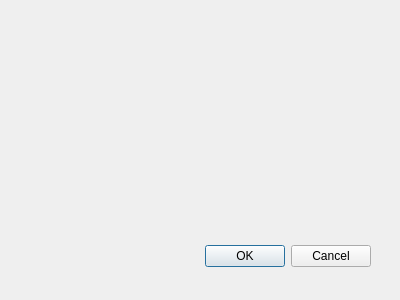
This is config.ui in ottyajp/bookcollection_manager as Qt 5 draws it before an edit. The edited form follows.
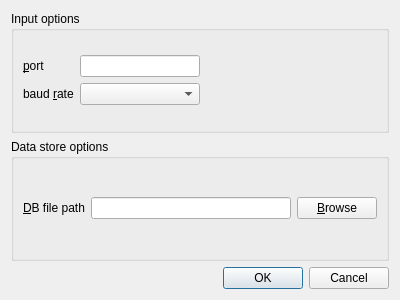
This is the edited form.

Commit message: 設定ファイルを読み書き

```diff
--- a/config.ui
+++ b/config.ui
@@ -15,22 +15,115 @@
   <property name="windowTitle">
    <string>Dialog</string>
   </property>
-  <widget class="QDialogButtonBox" name="buttonBox">
-   <property name="geometry">
-    <rect>
-     <x>30</x>
-     <y>240</y>
-     <width>341</width>
-     <height>32</height>
-    </rect>
-   </property>
-   <property name="orientation">
-    <enum>Qt::Horizontal</enum>
-   </property>
-   <property name="standardButtons">
-    <set>QDialogButtonBox::Cancel|QDialogButtonBox::Ok</set>
-   </property>
-  </widget>
+  <layout class="QGridLayout" name="gridLayout_3">
+   <item row="0" column="0">
+    <layout class="QVBoxLayout" name="verticalLayout_3">
+     <item>
+      <widget class="QGroupBox" name="groupBox">
+       <property name="title">
+        <string>Input options</string>
+       </property>
+       <layout class="QGridLayout" name="gridLayout">
+        <item row="0" column="0">
+         <layout class="QHBoxLayout" name="horizontalLayout">
+          <item>
+           <layout class="QVBoxLayout" name="verticalLayout">
+            <item>
+             <widget class="QLabel" name="label">
+              <property name="text">
+               <string>&amp;port</string>
+              </property>
+              <property name="buddy">
+               <cstring>devicePort</cstring>
+              </property>
+             </widget>
+            </item>
+            <item>
+             <widget class="QLabel" name="label_2">
+              <property name="text">
+               <string>baud &amp;rate</string>
+              </property>
+              <property name="buddy">
+               <cstring>baudRateCombo</cstring>
+              </property>
+             </widget>
+            </item>
+           </layout>
+          </item>
+          <item>
+           <layout class="QVBoxLayout" name="verticalLayout_2">
+            <item>
+             <widget class="QLineEdit" name="devicePort"/>
+            </item>
+            <item>
+             <widget class="QComboBox" name="baudRateCombo"/>
+            </item>
+           </layout>
+          </item>
+         </layout>
+        </item>
+        <item row="0" column="1">
+         <spacer name="horizontalSpacer">
+          <property name="orientation">
+           <enum>Qt::Horizontal</enum>
+          </property>
+          <property name="sizeHint" stdset="0">
+           <size>
+            <width>40</width>
+            <height>20</height>
+           </size>
+          </property>
+         </spacer>
+        </item>
+       </layout>
+      </widget>
+     </item>
+     <item>
+      <widget class="QGroupBox" name="groupBox_2">
+       <property name="title">
+        <string>Data store options</string>
+       </property>
+       <layout class="QGridLayout" name="gridLayout_2">
+        <item row="0" column="0">
+         <layout class="QHBoxLayout" name="horizontalLayout_2">
+          <item>
+           <widget class="QLabel" name="label_3">
+            <property name="text">
+             <string>&amp;DB file path</string>
+            </property>
+            <property name="buddy">
+             <cstring>dbFilePath</cstring>
+            </property>
+           </widget>
+          </item>
+          <item>
+           <widget class="QLineEdit" name="dbFilePath"/>
+          </item>
+          <item>
+           <widget class="QPushButton" name="browseButton">
+            <property name="text">
+             <string>&amp;Browse</string>
+            </property>
+           </widget>
+          </item>
+         </layout>
+        </item>
+       </layout>
+      </widget>
+     </item>
+     <item>
+      <widget class="QDialogButtonBox" name="buttonBox">
+       <property name="orientation">
+        <enum>Qt::Horizontal</enum>
+       </property>
+       <property name="standardButtons">
+        <set>QDialogButtonBox::Cancel|QDialogButtonBox::Ok</set>
+       </property>
+      </widget>
+     </item>
+    </layout>
+   </item>
+  </layout>
  </widget>
  <pixmapfunction/>
  <resources/>
```
Left out of the diff: 5 changed lines with no effect on the pictures. The commit also changes 2 other files.
